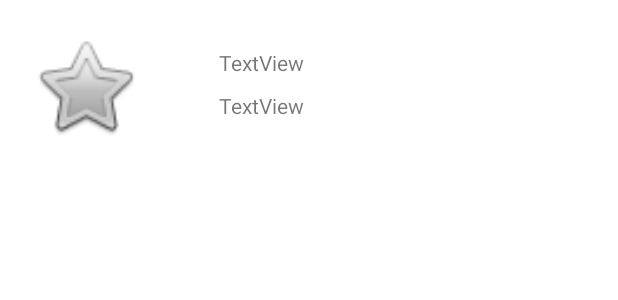
After one commit to sEunkyung/GROOVE, an Android app: the layout item_favsong.xml on its own in the app's theme, with its tools: preview values and no code run, on a phone screen of 412 x 824 dp. The commit adds this screen. Shown: the top 300 px of the screen. Run offline under Robolectric (Android 15) with nearby library versions, the light colour scheme and no system bars; network calls fail.

Commit message:
대륜이가 일단해봄

```diff
--- /dev/null
+++ b/app/src/main/res/layout/item_favsong.xml
@@ -0,0 +1,39 @@
+<?xml version="1.0" encoding="utf-8"?>
+<androidx.constraintlayout.widget.ConstraintLayout xmlns:android="http://schemas.android.com/apk/res/android"
+    xmlns:app="http://schemas.android.com/apk/res-auto"
+    xmlns:tools="http://schemas.android.com/tools"
+    android:layout_width="match_parent"
+    android:layout_height="wrap_content">
+
+    <ImageView
+        android:id="@+id/img_album_like"
+        android:layout_width="82dp"
+        android:layout_height="75dp"
+        android:layout_marginStart="16dp"
+        android:layout_marginTop="20dp"
+        android:src="@android:drawable/btn_star_big_off"
+        app:layout_constraintStart_toStartOf="parent"
+        app:layout_constraintTop_toTopOf="parent" />
+
+    <TextView
+        android:id="@+id/tv_title_like"
+        android:layout_width="wrap_content"
+        android:layout_height="wrap_content"
+        android:layout_marginStart="48dp"
+        android:layout_marginTop="32dp"
+        android:text="TextView"
+        app:layout_constraintStart_toEndOf="@+id/img_album_like"
+        app:layout_constraintTop_toTopOf="parent" />
+
+    <TextView
+        android:id="@+id/tv_singer_like"
+        android:layout_width="wrap_content"
+        android:layout_height="wrap_content"
+        android:layout_marginBottom="15dp"
+        android:text="TextView"
+        app:layout_constraintBottom_toBottomOf="parent"
+        app:layout_constraintEnd_toEndOf="@+id/tv_title_like"
+        app:layout_constraintHorizontal_bias="1.0"
+        app:layout_constraintStart_toStartOf="@+id/tv_title_like" />
+
+</androidx.constraintlayout.widget.ConstraintLayout>
```
Also changed, not shown: app/src/main/AndroidManifest.xml (+7 -6 lines), app/src/main/java/com/example/groove/activity/Fav_Artist_Selection.java (+143 -11 lines), app/src/main/java/com/example/groove/activity/LikeList.java (+42 -0 lines), app/src/main/java/com/example/groove/adapter/Fav_Artist_Selection_RecyclerView_Adapter.java (+15 -3 lines).
